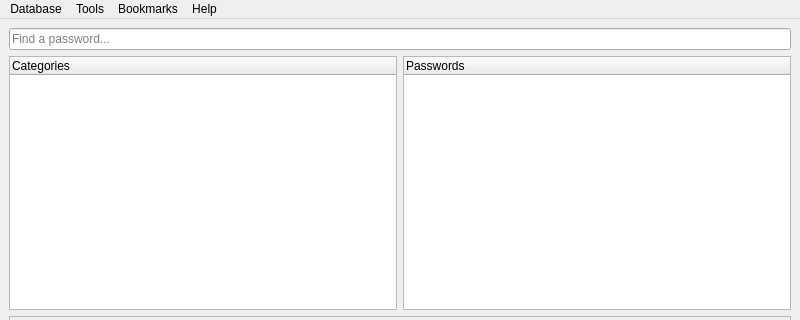
Qt form ui/mainwindow.ui (sysal1280/passwords) before a commit; both pictures show x 0 to 800 and y 0 to 320 of the 800 by 600 pixel window.
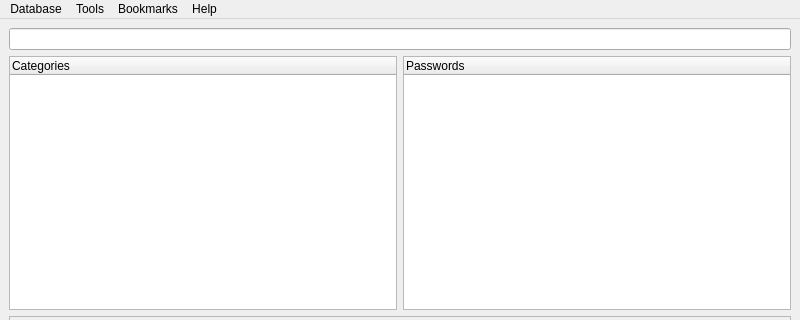
The same form after that commit. Icons and pictures are not drawn. Custom widgets are drawn as their Qt base class.

Commit message:
Extended search box
Allow for full password path to be entered, as well as standard search
keywords.

```diff
--- a/ui/mainwindow.ui
+++ b/ui/mainwindow.ui
@@ -33,7 +33,7 @@
     <item row="0" column="0" colspan="2">
      <widget class="QLineEdit" name="lineEditSearch">
       <property name="placeholderText">
-       <string>Find a password...</string>
+       <string/>
       </property>
       <property name="clearButtonEnabled">
        <bool>true</bool>
```
The commit also changes 2 other files.
